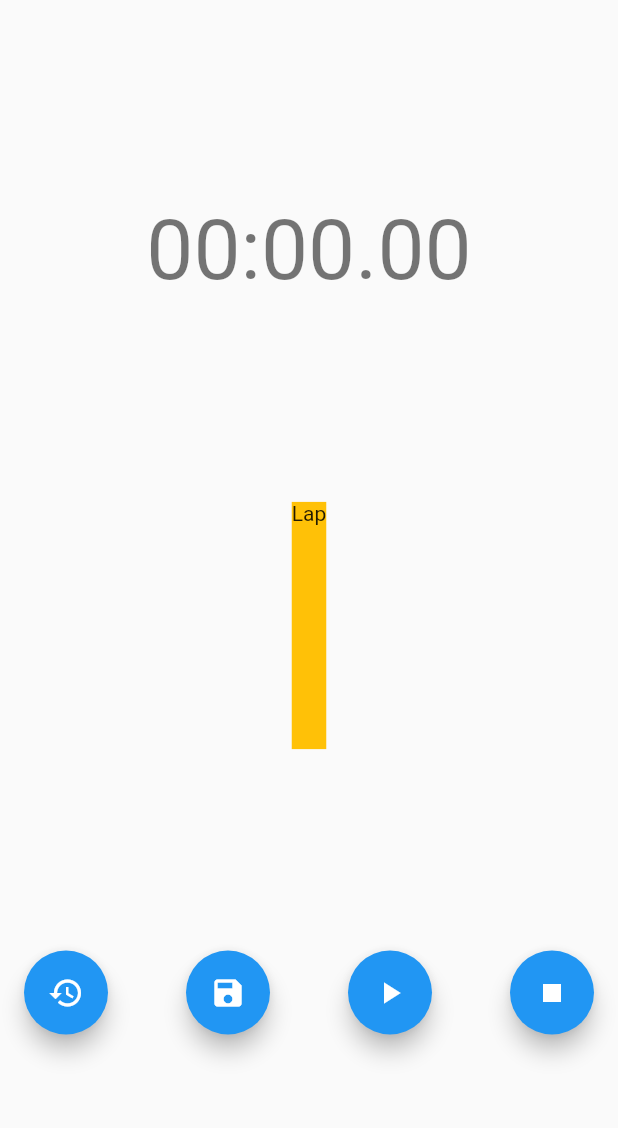
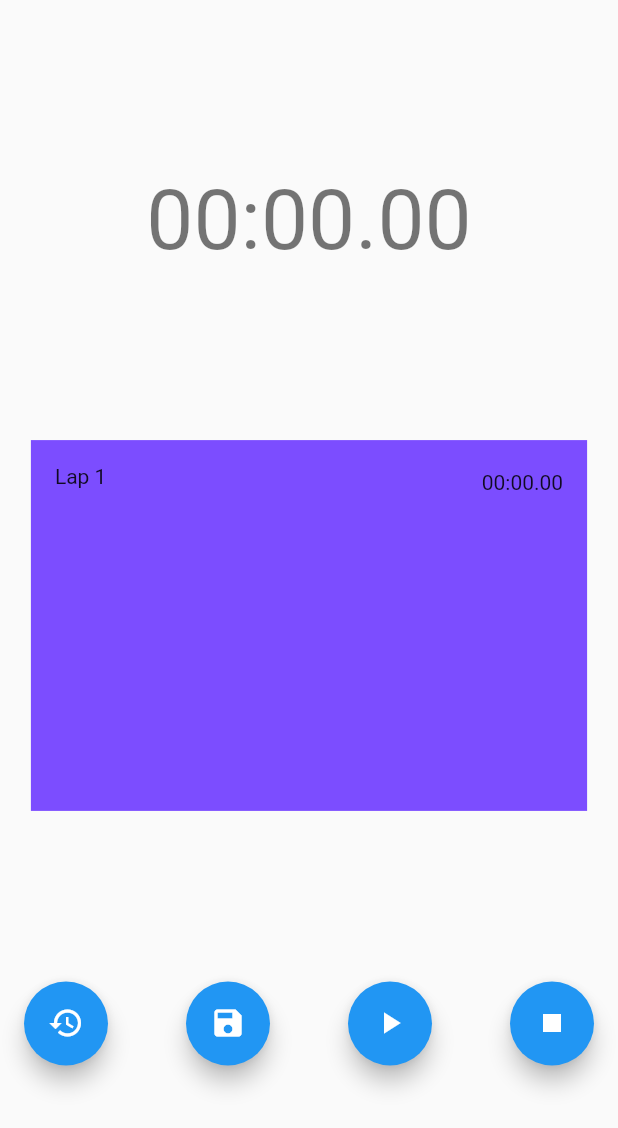
Before and after one commit to vincentmDAS/flutter_stopwatch, a Flutter app: the screen it shows after launch, after a tap on the "save" icon, on a phone screen of 412 x 824 dp. Shown: the top 1128 px of the screen. Run offline on Flutter 3.47's test engine with Material 2 defaults, Android fonts, the phone set to English and light mode, and no system bars; our stand-ins replace flutter_riverpod.

Commit message:
add elapse time

```diff
--- a/lib/main.dart
+++ b/lib/main.dart
@@ -47,10 +47,20 @@ class MyHomePage extends ConsumerWidget {
                 style: Theme.of(context).textTheme.headline2,
               ),
               Container(
-                color: Colors.amber,
-                height: MediaQuery.of(context).size.height * 0.2,
-                child: const SingleChildScrollView(
-                  child: Text('Lap'),
+                color: Colors.deepPurpleAccent,
+                height: MediaQuery.of(context).size.height * 0.3,
+                width: MediaQuery.of(context).size.width * 0.9,
+                child: SingleChildScrollView(
+                  child: Column(
+                    children: [
+                      for (final lapTime in myStopWatch.lapTimes)
+                        ListTile(
+                          leading: Text(
+                              'Lap ${myStopWatch.lapTimes.indexOf(lapTime) + 1}'),
+                          trailing: Text(lapTime),
+                        ),
+                    ],
+                  ),
                 ),
               ),
               Row(
@@ -68,7 +78,7 @@ class MyHomePage extends ConsumerWidget {
                   ),
                   FloatingActionButton(
                     onPressed: () {
-                      //TODO
+                      myStopWatch.lap();
                     },
                     tooltip: 'Lap',
                     child: const Icon(Icons.save),
--- a/lib/stop_watch_notifier.dart
+++ b/lib/stop_watch_notifier.dart
@@ -3,10 +3,9 @@ import 'dart:async';
 import 'package:flutter/material.dart';
 
 class StopWatchNotifier extends ChangeNotifier {
+  List<String> _lapTimes = [];
   Duration _stopWatchTimer = Duration.zero;
   Timer? timer;
-
-  StopWatchNotifier();
 
   String get displayTime {
     if (_stopWatchTimer == Duration.zero) {
@@ -17,9 +16,17 @@ class StopWatchNotifier extends ChangeNotifier {
     return _stopWatchTimer.toString().substring(2, 10);
   }
 
+  List<String> get lapTimes => _lapTimes;
+
+  void lap() {
+    _lapTimes.add(displayTime);
+    notifyListeners();
+  }
+
   void reset() {
     _stopWatchTimer = Duration.zero;
     timer?.cancel();
+    _lapTimes = [];
     notifyListeners();
   }
 
@@ -33,10 +40,6 @@ class StopWatchNotifier extends ChangeNotifier {
       const Duration(milliseconds: 1),
       (timer) {
         _stopWatchTimer += const Duration(milliseconds: 1);
-        //TODO remove this
-        if (timer.tick == 5000) {
-          timer.cancel();
-        }
         notifyListeners();
       },
     );
```
Also changed, not shown: 1 other file.
